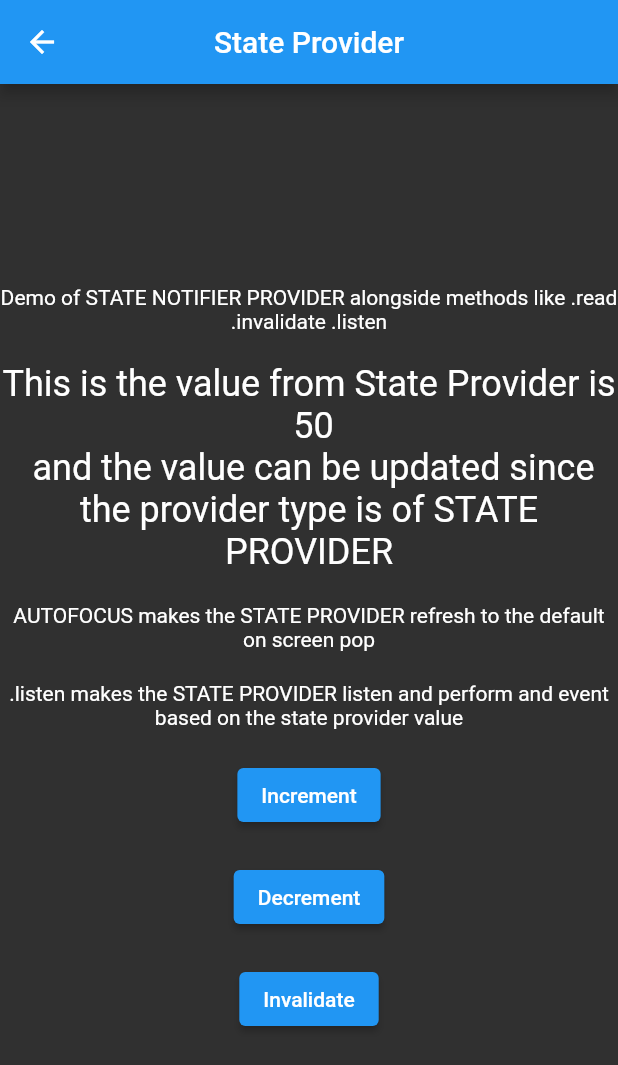
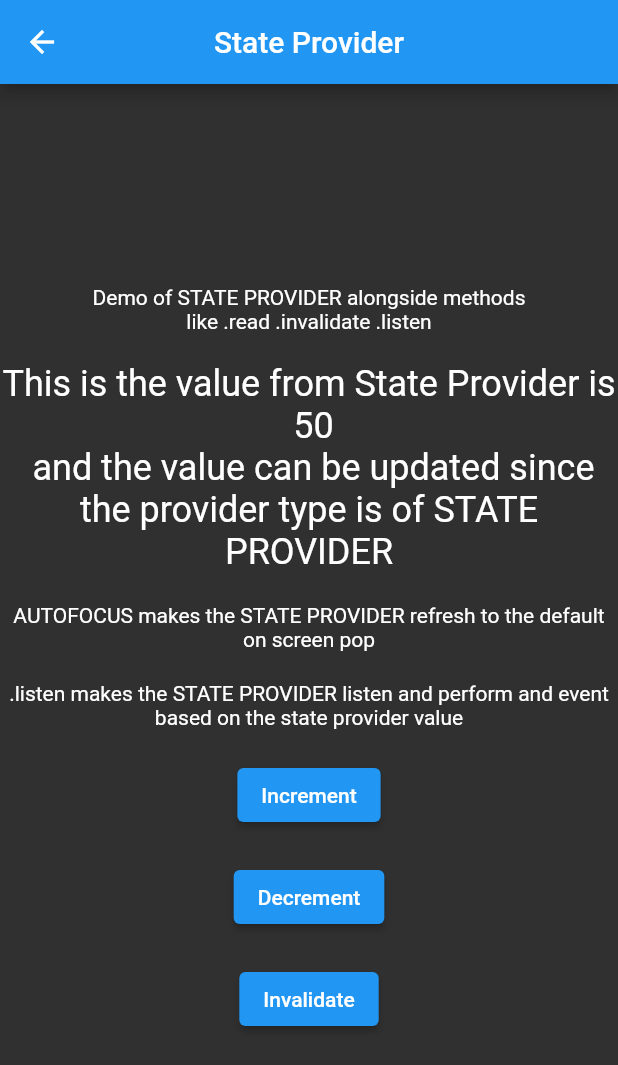
Before and after one commit to ClementPeter/River_pod-demo, a Flutter app: the StateProviderPage screen opened directly, on a phone screen of 412 x 824 dp. Shown: the top 1065 px of the screen. Run offline on Flutter 3.47's test engine with Material 2 defaults, Android fonts, the phone set to English and light mode, and no system bars; our stand-ins replace dio, flutter_riverpod, hooks_riverpod.

Commit message:
✨ completed: Riverpod Demo

```diff
--- a/river_pod/lib/UI/pages/state_provider_page.dart.dart
+++ b/river_pod/lib/UI/pages/state_provider_page.dart.dart
@@ -22,7 +22,7 @@ import 'package:flutter_riverpod/flutter_riverpod.dart';
 //             mainAxisAlignment: MainAxisAlignment.center,
 //             children: [
 //               const Text(
-//                 'Demoing STATE NOTIFIER PROVIDER alongside methods like .read .invalidate ',
+//                 'Demoing STATE PROVIDER alongside methods like .read .invalidate ',
 //               ),
 //               const SizedBox(height: 20),
 //               Center(
@@ -109,7 +109,7 @@ class StateProviderPage extends ConsumerWidget {
         mainAxisAlignment: MainAxisAlignment.center,
         children: [
           const Text(
-            'Demo of STATE NOTIFIER PROVIDER alongside methods like .read .invalidate .listen',
+            'Demo of STATE PROVIDER alongside methods like .read .invalidate .listen',
             textAlign: TextAlign.center,
           ),
           const SizedBox(height: 20),
```
Also changed, not shown: river_pod_snip/lib/main.dart (+54 -2 lines).
